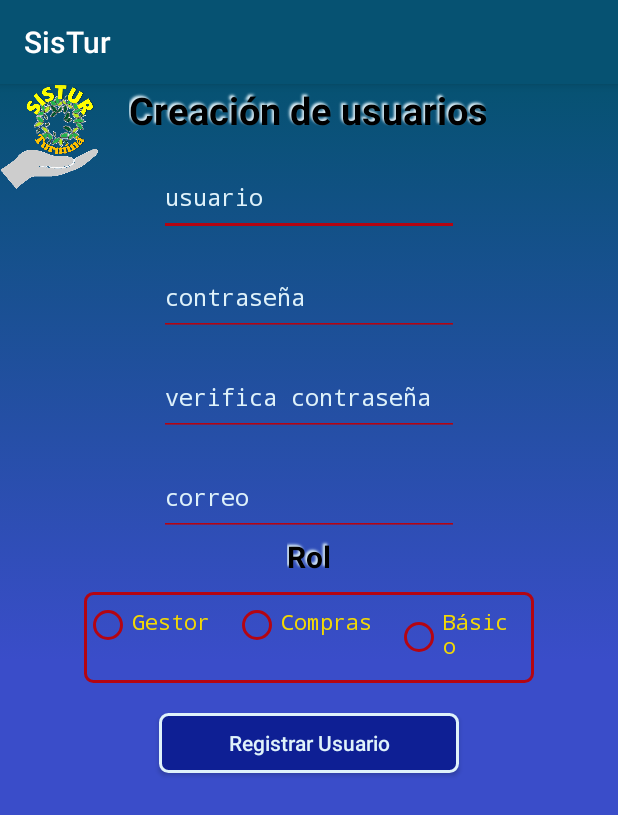
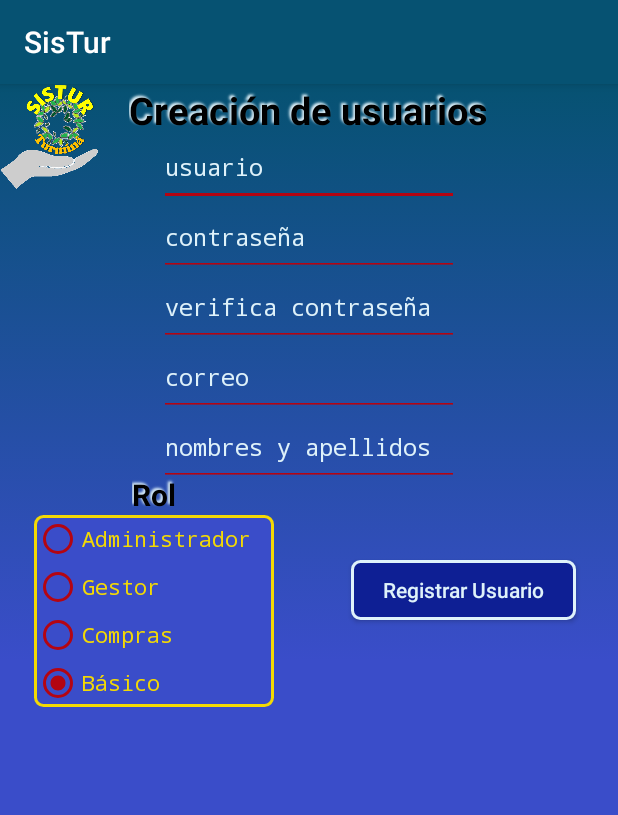
Before and after one commit to deiberepos/SisTur, an Android app: the CrearUsuarios screen opened directly, with no data from a screen before it, on a phone screen of 412 x 824 dp. Shown: the top 815 px of the screen. Run offline under Robolectric (Android 15) with nearby library versions, the phone set to English and light mode, and no system bars; our stand-ins replace Firebase (no records; nobody signed in at launch, a user with empty details on screens opened directly).

Commit message:
Se mejora la estructura de almacenamiento de usuarios y roles en Firebase, ahora la estructura queda de la siguiente forma: usuarios > (nombre usuario) > (datos del usuario): usuario (nombre del usuario), nombre (nombre de pila del usuario), contraseña (por ahora no está encriptada), correo (validado para que tenga un correo bien escrito), rolsuper (superusuario), roladmin (administrador app), rolgestor (gestor del CDI), rolcompras (usuario que compra), rolbasico (usuario básico) rol > (nombre del rol) > miembros > (nombre del usuario) > activo=(true,false) Se crean las clases para el usuario y el rol, siendo que a traves de estas se van a construir los datos a enviar a la BD. Solo el usuario con rol Superusuario debe crearse de forma manual respetando la estructura. Por el momento, los usuarios con rol Superusuario y Administrador tienen acceso directo a la creación de usuarios. Ellos al ingresar, llegan a la pantalla de creación de usuarios provisionalmente.

```diff
--- a/app/build.gradle
+++ b/app/build.gradle
@@ -30,5 +30,4 @@ dependencies {
     implementation 'androidx.navigation:navigation-fragment:2.1.0'
     implementation 'androidx.navigation:navigation-ui:2.1.0'
     implementation 'com.google.firebase:firebase-database:19.0.0'
-    implementation 'com.google.firebase:firebase-auth:19.0.0'
 }
--- a/app/src/main/res/drawable/rounded_button_transparent.xml
+++ b/app/src/main/res/drawable/rounded_button_transparent.xml
@@ -3,8 +3,8 @@
     android:shape="rectangle">
 
     <corners android:radius="5dp" />
-
+    <solid android:color="@color/colorPrimarioSuave"/>
     <stroke
         android:width="2dp"
-        android:color="@color/colorRojo" />
+        android:color="@color/colorAmarillo" />
 </shape>
--- a/app/src/main/res/layout/crear_usuarios.xml
+++ b/app/src/main/res/layout/crear_usuarios.xml
@@ -43,7 +43,6 @@
                     android:layout_width="200dp"
                     android:layout_height="wrap_content"
                     android:layout_gravity="center"
-                    android:layout_marginTop="20dp"
                     android:fontFamily="monospace"
                     android:hint="usuario"
                     android:inputType="textPostalAddress"
@@ -60,7 +59,6 @@
                     android:layout_width="200dp"
                     android:layout_height="wrap_content"
                     android:layout_gravity="center"
-                    android:layout_marginTop="20dp"
                     android:fontFamily="monospace"
                     android:hint="contraseña"
                     android:inputType="textPassword"
@@ -76,7 +74,6 @@
                     android:layout_width="200dp"
                     android:layout_height="wrap_content"
                     android:layout_gravity="center"
-                    android:layout_marginTop="20dp"
                     android:fontFamily="monospace"
                     android:hint="verifica contraseña"
                     android:inputType="textPassword"
@@ -91,7 +88,6 @@
                     android:layout_width="200dp"
                     android:layout_height="wrap_content"
                     android:layout_gravity="center"
-                    android:layout_marginTop="20dp"
                     android:fontFamily="monospace"
                     android:hint="correo"
                     android:inputType="textEmailAddress"
@@ -102,7 +98,33 @@
                     android:textColorHint="@color/colorClaro"
                     android:backgroundTint="@color/colorRojo"
                     />
-
+                <EditText
+                    android:id="@+id/editTextNombre"
+                    android:layout_width="200dp"
+                    android:layout_height="wrap_content"
+                    android:layout_gravity="center"
+                    android:fontFamily="monospace"
+                    android:hint="nombres y apellidos"
+                    android:inputType="textPersonName"
+                    android:maxLength="35"
+                    android:paddingBottom="15dp"
+                    android:textSize="15dp"
+                    android:textColor="@color/colorAmarillo"
+                    android:textColorHint="@color/colorClaro"
+                    android:backgroundTint="@color/colorRojo"
+                    />
+            </LinearLayout>
+            <LinearLayout
+                android:layout_width="match_parent"
+                android:layout_height="wrap_content"
+                android:layout_marginTop="260dp"
+                android:weightSum="2"
+                android:orientation="horizontal">
+                <LinearLayout
+                    android:layout_width="0dp"
+                    android:layout_height="wrap_content"
+                    android:orientation="vertical"
+                    android:layout_weight="1">
                     <TextView
                         android:layout_width="wrap_content"
                         android:layout_height="wrap_content"
@@ -117,53 +139,61 @@
                         android:textStyle="bold" />
                     <RadioGroup
                         android:id="@+id/rgRoles"
-                    android:layout_width="300dp"
+                        android:layout_width="wrap_content"
                         android:layout_height="wrap_content"
                         android:layout_gravity="center"
-                    android:layout_marginTop="10dp"
                         android:background="@drawable/rounded_button_transparent"
-                    android:orientation="horizontal"
+                        android:orientation="vertical"
                         android:paddingEnd="15dp">
-
                         <RadioButton
                             android:id="@+id/opbRolUno"
                             android:layout_width="wrap_content"
                             android:layout_height="wrap_content"
-                        android:paddingTop="10dp"
-                        android:paddingRight="15dp"
-                        android:paddingBottom="15dp"
-                        android:text="Gestor"
+                            android:text="Administrador"
                             android:textColor="@color/colorAmarillo"
                             android:typeface="monospace"
+                            android:checked="true"
                             app:buttonTint="@color/colorRojo"/>
-
                         <RadioButton
                             android:id="@+id/opbRolDos"
                             android:layout_width="wrap_content"
                             android:layout_height="wrap_content"
-                        android:paddingTop="10dp"
-                        android:paddingRight="15dp"
-                        android:paddingBottom="15dp"
-                        android:text="Compras"
+                            android:text="Gestor"
                             android:textColor="@color/colorAmarillo"
                             android:typeface="monospace"
+                            android:checked="true"
                             app:buttonTint="@color/colorRojo"/>
 
                         <RadioButton
                             android:id="@+id/opbRolTres"
                             android:layout_width="wrap_content"
                             android:layout_height="wrap_content"
-                        android:paddingTop="10dp"
-                        android:paddingBottom="15dp"
+                            android:text="Compras"
+                            android:textColor="@color/colorAmarillo"
+                            android:typeface="monospace"
+                            android:checked="true"
+                            app:buttonTint="@color/colorRojo"/>
+
+                        <RadioButton
+                            android:id="@+id/opbRolCuatro"
+                            android:layout_width="wrap_content"
+                            android:layout_height="wrap_content"
                             android:text="Básico"
                             android:textColor="@color/colorAmarillo"
                             android:typeface="monospace"
+                            android:checked="true"
                             app:buttonTint="@color/colorRojo"/>
                     </RadioGroup>
-
+                </LinearLayout>
+                <LinearLayout
+                    android:orientation="vertical"
+                    android:layout_weight="1"
+                    android:layout_width="0dp"
+                    android:layout_height="wrap_content"
+                    android:layout_gravity="center_vertical">
                     <Button
                         android:id="@+id/botonRegistrar"
-                    android:layout_width="200dp"
+                        android:layout_width="150dp"
                         android:layout_height="40dp"
                         android:layout_gravity="center"
                         android:layout_margin="20dp"
@@ -173,6 +203,7 @@
                         android:textColor="@color/colorClaro" />
                 </LinearLayout>
 
+            </LinearLayout>
             <ProgressBar
                 android:id="@+id/barraProgreso"
                 android:layout_width="wrap_content"
```
Also changed, not shown: app/src/main/java/com/dgaviria/sistur/Clases/Roles.java (added, +21 -0 lines), app/src/main/java/com/dgaviria/sistur/Clases/Usuarios.java (added, +104 -0 lines), app/src/main/java/com/dgaviria/sistur/CrearUsuarios.java (+78 -14 lines), app/src/main/java/com/dgaviria/sistur/LogueoUsuarios.java (+34 -42 lines). Lines whose indentation alone changed are shown as unchanged.
